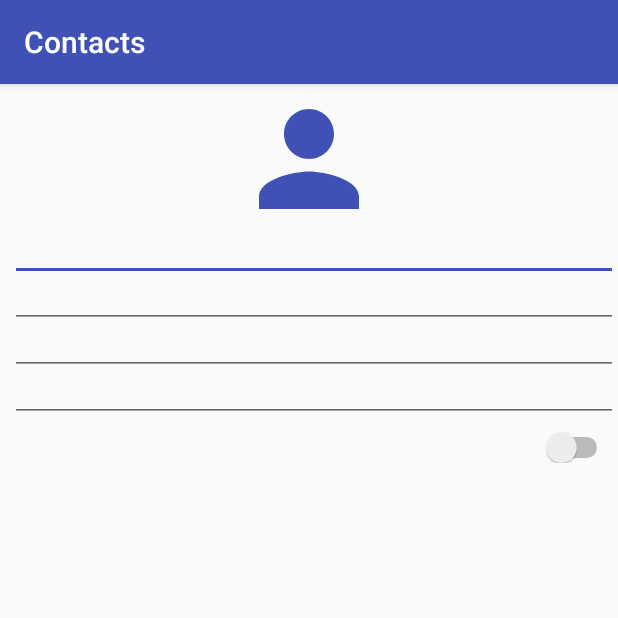
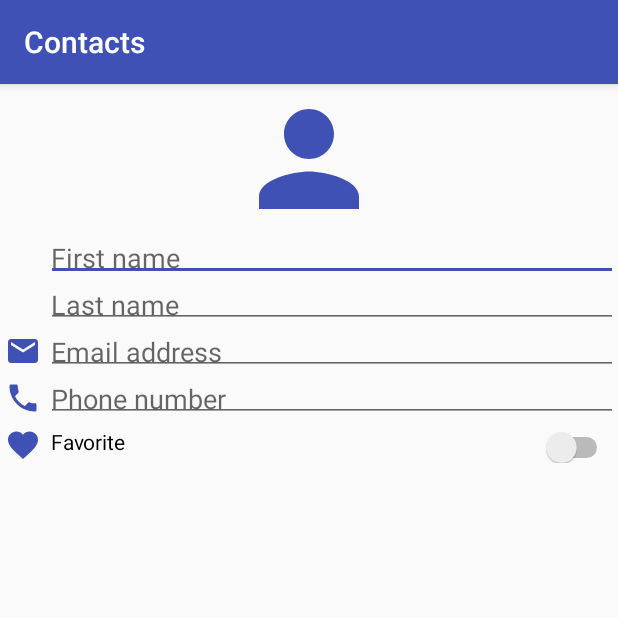
Before and after one commit to bendag/Contacts, an Android app: the EditContactActivity screen opened directly, with no data from a screen before it, on a phone screen of 412 x 824 dp, the top half of it. Run offline under Robolectric (Android 15) with nearby library versions, the phone set to English and light mode, and no system bars.

Commit message:
2.3 complete

```diff
--- a/app/src/main/java/com/demo/contacts/MainActivity.java
+++ b/app/src/main/java/com/demo/contacts/MainActivity.java
@@ -1,5 +1,6 @@
 package com.demo.contacts;
 
+import android.content.Intent;
 import android.os.Bundle;
 import android.support.design.widget.BottomNavigationView;
 import android.support.v7.app.AppCompatActivity;
@@ -43,6 +44,8 @@ public class MainActivity extends AppCompatActivity {
     public boolean onOptionsItemSelected(MenuItem item) {
         switch(item.getItemId()){
             case R.id.menu_add:
+                Intent intent = new Intent(this, EditContactActivity.class);
+                startActivity(intent);
 
         }
         return super.onOptionsItemSelected(item);
--- a/app/src/main/res/layout/contact_edit_activity.xml
+++ b/app/src/main/res/layout/contact_edit_activity.xml
@@ -23,12 +23,16 @@
             android:stretchColumns="1">
 
             <TableRow>
+
                 <ImageView
+                    android:layout_width="24dp"
                     android:padding="3dip" />
 
                 <EditText
+                    android:id="@+id/firstName"
                     android:gravity="start"
-                    android:padding="3dip" />
+                    android:padding="3dip"
+                    android:hint="@string/firstName"/>
             </TableRow>
 
             <TableRow>
@@ -36,35 +40,52 @@
                     android:padding="3dip" />
 
                 <EditText
+                    android:id="@+id/LastName"
                     android:gravity="start"
-                    android:padding="3dip" />
-            </TableRow>
-
-            <TableRow>
-                <ImageView
-                    android:padding="3dip" />
-
-                <EditText
-                    android:id="@+id/contact_edit_last_name"
-                    android:gravity="start"
-                    android:padding="3dip" />
-            </TableRow>
-
-            <TableRow>
-                <ImageView
-                    android:padding="3dip" />
-                <EditText
-                    android:gravity="start"
-                    android:padding="3dip" />
+                    android:padding="3dip"
+                    android:hint="@string/lastName"/>
             </TableRow>
 
             <TableRow>
 
                 <ImageView
-                    android:padding="3dip" />
+                    android:id="@+id/email_icon"
+                    android:padding="3dip"
+                    app:srcCompat="@drawable/ic_email" />
+
+                <EditText
+                    android:id="@+id/email"
+                    android:gravity="start"
+                    android:padding="3dip"
+                    android:hint="@string/email"/>
+            </TableRow>
+
+            <TableRow>
+
+                <ImageView
+                    android:id="@+id/phone_icon"
+                    android:padding="3dip"
+                    app:srcCompat="@drawable/ic_call" />
+
+                <EditText
+                    android:id="@+id/phone"
+                    android:gravity="start"
+                    android:padding="3dip"
+                    android:hint="@string/phone"/>
+            </TableRow>
+
+            <TableRow>
+
+                <ImageView
+                    android:id="@+id/favorite_icon"
+                    android:padding="3dip"
+                    app:srcCompat="@drawable/ic_favorites" />
+
                 <Switch
+                    android:id="@+id/favorite"
                     android:gravity="start"
-                    android:padding="3dip" />
+                    android:padding="3dip"
+                    android:text="@string/favorite" />
             </TableRow>
         </TableLayout>
     </LinearLayout>
--- a/app/src/main/res/values/strings.xml
+++ b/app/src/main/res/values/strings.xml
@@ -4,4 +4,11 @@
     <string name="all_contacts">All</string>
 
     <string name="add">Ajouter</string>
+
+    <string name="firstName">First name</string>
+    <string name="lastName">Last name</string>
+    <string name="email">Email address</string>
+    <string name="phone">Phone number</string>
+    <string name="favorite">Favorite</string>
+
 </resources>
```
